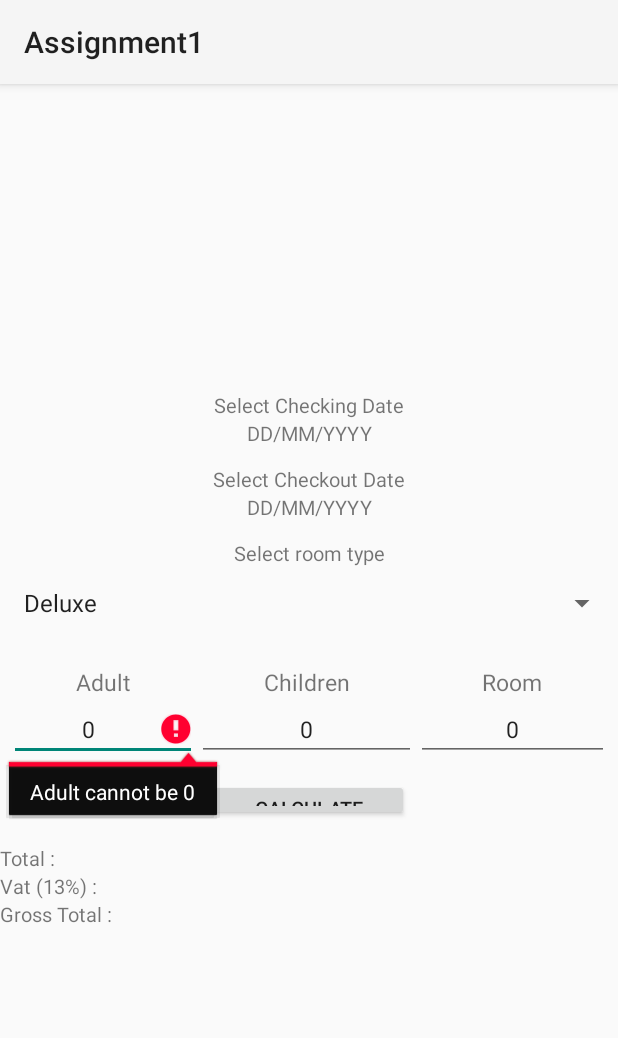
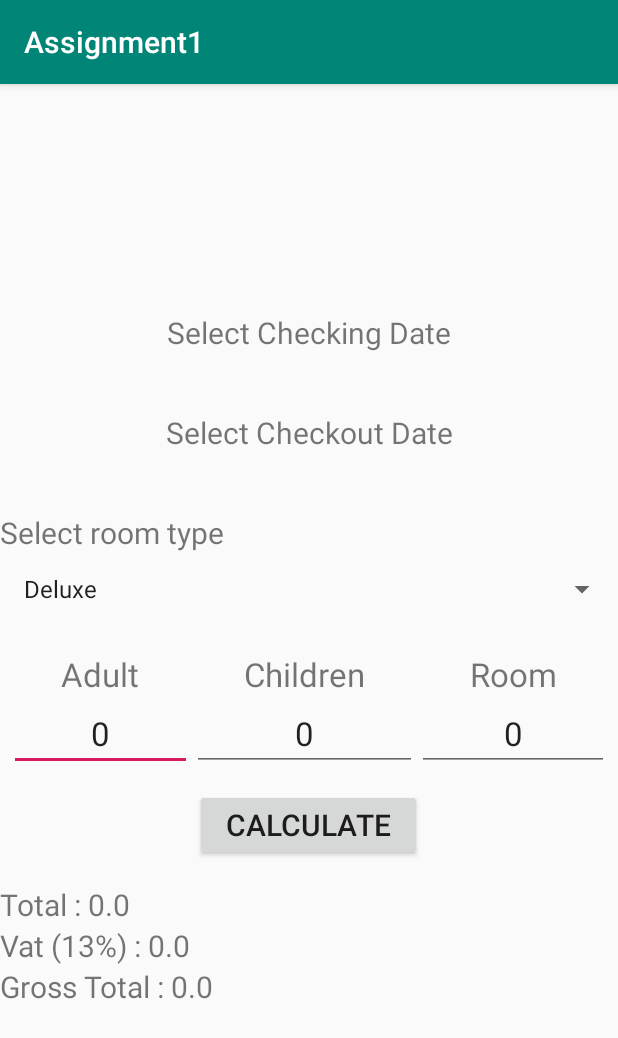
Before and after one commit to Ajar-maharjan/Assignment1, an Android app: the screen it shows after launch (MainActivity), after a tap on "CALCULATE", on a phone screen of 412 x 824 dp. Shown: the top 1038 px of the screen. Run offline under Robolectric (Android 15) with nearby library versions, the phone set to English and light mode, and no system bars.

Commit message:
gross total calculation

```diff
--- a/app/src/main/java/com/novc/assignment1/MainActivity.java
+++ b/app/src/main/java/com/novc/assignment1/MainActivity.java
@@ -16,6 +16,7 @@ import android.widget.TextView;
 import java.text.SimpleDateFormat;
 import java.util.Calendar;
 import java.util.Date;
+import java.util.Locale;
 
 public class MainActivity extends AppCompatActivity implements DatePickerDialog.OnDateSetListener {
 
@@ -26,6 +27,7 @@ public class MainActivity extends AppCompatActivity implements DatePickerDialog.
     Button btncalculate;
 
     private String[] Roomtype ={"Deluxe","Presidential","Premium"};
+    double total, noofday, grosstotal,vat, roomcost;
     Date date1 ,date2;
 
     @Override
@@ -79,16 +81,16 @@ public class MainActivity extends AppCompatActivity implements DatePickerDialog.
                     etAdult.setError("Enter number of adult");
                     return;
                 }
-                if (Integer.parseInt(etAdult.getText().toString()) == 0 ){
+                /*if (etAdult.getText().toString().equals("0")){
                     etAdult.setError("Adult cannot be 0");
                     return;
                 }
-                if (Integer.parseInt(etAdult.getText().toString()) == 0 ){
+                if (etRoom.getText().toString().equals("0")){
                     etAdult.setError("Room cannot be 0");
                     return;
-                }
-                try {
-                    SimpleDateFormat sdf = new SimpleDateFormat("dd-MM-yyyy");
+                }*/
+                /*try {
+                    SimpleDateFormat sdf = new SimpleDateFormat("dd-MM-yyyy", Locale.US);
                     date1 = sdf.parse(tvCheckingShow.toString());
                     date2 = sdf.parse(tvCheckoutShow.toString());
 
@@ -97,9 +99,14 @@ public class MainActivity extends AppCompatActivity implements DatePickerDialog.
                 }
                 if (date1.compareTo(date2) < 0) {
 
+                 */
+                    noofday = 2 ;
+                    CalculateGross();
+                    /*
                 } else {
 
                 }
+                     */
             }
         });
 
@@ -129,6 +136,7 @@ public class MainActivity extends AppCompatActivity implements DatePickerDialog.
             public void onDateSet(DatePicker view, int year, int month, int dayOfMonth) {
                 month = month + 1;
                 String date = dayOfMonth + "-" + month + "-" + year;
+                tvCheckoutShow.setText(date);
             }
         }, year, month, day);
         datePickerCheckOut.show();
@@ -137,10 +145,31 @@ public class MainActivity extends AppCompatActivity implements DatePickerDialog.
     @Override
     public void onDateSet(DatePicker view, int year, int month, int dayOfMonth) {
         month = month + 1;
-        String date = "Day/Month/Year : " + dayOfMonth + "-" + month + "-" + year;
-        tvCheckoutShow.setText(date);
+        String date = dayOfMonth + "-" + month + "-" + year;
+        tvCheckingShow.setText(date);
+    }
+
+    public void CalculateGross(){
+        if (sRoomtype.getSelectedItem().toString().equals("Deluxe")) {
+            roomcost = 2000;
+        }
+        else if (sRoomtype.getSelectedItem().toString().equals("Presidential")) {
+            roomcost = 5000;
+        }
+        else if (sRoomtype.getSelectedItem().toString().equals("Premium")) {
+            roomcost = 4000;
+        }
+        int noofroom = Integer.parseInt(etRoom.getText().toString());
+        total = roomcost * noofroom * noofday;
+        vat = (13/100*total);
+        grosstotal = total + vat;
+        String setTotal = "Total : " + total;
+        String setVat ="Vat (13%) : " + vat;
+        String setGrossTotal = "Gross Total : "+ grosstotal;
+        tvTotal.setText(setTotal);
+        tvVat.setText(setVat);
+        tvGrossTotal.setText(setGrossTotal);
     }
 
 
-
 }
--- a/app/src/main/res/layout/activity_main.xml
+++ b/app/src/main/res/layout/activity_main.xml
@@ -16,8 +16,7 @@
     <TextView
         android:id="@+id/tvCheckingShow"
         style="@style/TextStyle"
-        android:layout_marginBottom="12dp"
-        android:text="DD/MM/YYYY" />
+        android:layout_marginBottom="12dp" />
 
     <TextView
         android:id="@+id/tvCheckout"
@@ -27,11 +26,11 @@
     <TextView
         android:id="@+id/tvCheckoutShow"
         style="@style/TextStyle"
-        android:layout_marginBottom="12dp"
-        android:text="DD/MM/YYYY" />
+        android:layout_marginBottom="12dp" />
 
     <TextView
         style="@style/TextStyle"
+        android:gravity="left"
         android:text="Select room type" />
 
     <Spinner
@@ -82,8 +81,7 @@
     <Button
         android:id="@+id/btnCalculate"
         style="@style/TextStyle"
-        android:layout_width="133dp"
-        android:layout_height="28dp"
+        android:layout_width="151dp"
         android:layout_gravity="center"
         android:layout_marginTop="6dp"
         android:layout_marginBottom="15dp"
--- a/app/src/main/res/values/styles.xml
+++ b/app/src/main/res/values/styles.xml
@@ -1,10 +1,18 @@
 <resources>
+
+    <!-- Base application theme. -->
+    <style name="AppTheme" parent="Theme.AppCompat.Light.DarkActionBar">
+        <!-- Customize your theme here. -->
+        <item name="colorPrimary">@color/colorPrimary</item>
+        <item name="colorPrimaryDark">@color/colorPrimaryDark</item>
+        <item name="colorAccent">@color/colorAccent</item>
+    </style>
 
 
     <style name="TextStyle">
         <item name="android:layout_height">wrap_content</item>
         <item name="android:layout_width">match_parent</item>
-        <item name="android:textSize">13sp</item>
+        <item name="android:textSize">20sp</item>
         <item name="android:gravity">center</item>
     </style>
 
@@ -13,7 +21,7 @@
          <item name="android:layout_width">wrap_content</item>
          <item name="android:layout_rowWeight">1</item>
          <item name="android:layout_columnWeight">1</item>
-         <item name="android:textSize">15sp</item>
+         <item name="android:textSize">22sp</item>
          <item name="android:gravity">center</item>
      </style>
 
```
